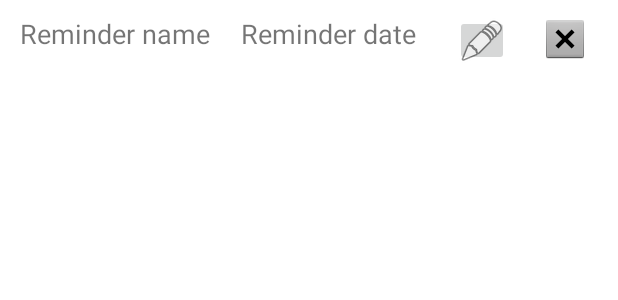
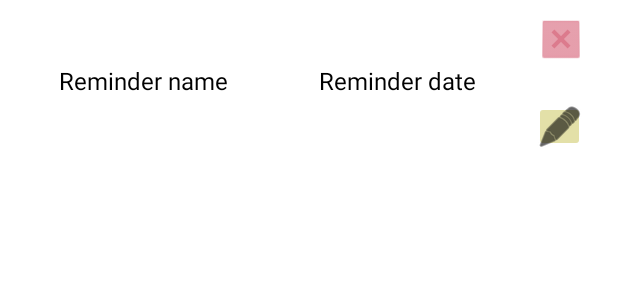
Before and after one commit to Riczu444/Reminder, an Android app: the layout row_items.xml on its own in the app's theme, with its tools: preview values and no code run, on a phone screen of 412 x 824 dp. Shown: the top 300 px of the screen. Run offline under Robolectric (Android 15) with nearby library versions, the phone set to English and light mode, and no system bars.

Commit message:
Add Homework 2

```diff
--- a/app/src/main/java/com/example/reminder/Constants.kt
+++ b/app/src/main/java/com/example/reminder/Constants.kt
@@ -1,5 +1,6 @@
 package com.example.reminder
 
+// Constant value for Firebase reminder item
 object Constants {
     const val FIREBASE_ITEM: String = "reminder_item"
 }
--- a/app/src/main/java/com/example/reminder/MainPage.kt
+++ b/app/src/main/java/com/example/reminder/MainPage.kt
@@ -1,5 +1,6 @@
 package com.example.reminder
 
+import android.annotation.SuppressLint
 import android.app.AlertDialog
 import android.app.DatePickerDialog
 import android.app.TimePickerDialog
@@ -74,6 +75,7 @@ class MainPage : AppCompatActivity(), ReminderRowListener {
     }
 
 
+    @SuppressLint("SimpleDateFormat")
     private fun setReminder(){
         val builder: AlertDialog.Builder = AlertDialog.Builder(this)
         builder.setTitle("Give a name for reminder")
@@ -100,6 +102,9 @@ class MainPage : AppCompatActivity(), ReminderRowListener {
                     reminderItem.message = remainderName
                     reminderItem.reminder_time = date.plus(" ").plus(time)
                     reminderItem.creator_id = auth!!.uid
+                    val sdf = SimpleDateFormat("dd.M.yyyy hh:mm")
+                    val currentDate = sdf.format(Date())
+                    reminderItem.creation_time = currentDate
                     val newItem = this.databaseReference.child(Constants.FIREBASE_ITEM).push()
                     reminderItem.object_id = newItem.key
                     newItem.setValue(reminderItem)
@@ -236,7 +241,7 @@ class MainPage : AppCompatActivity(), ReminderRowListener {
     }
 
     private fun getDatabaseReference(itemObjectId: String): DatabaseReference {
-        // Add listener for items changed or removed after to do list is created
+        // Add listener for items changed or removed after reminder list is created
         this.databaseReference.orderByKey().addListenerForSingleValueEvent(this.itemListener)
         return this.databaseReference.child(Constants.FIREBASE_ITEM).child(itemObjectId)
     }
--- a/app/src/main/java/com/example/reminder/Reminder.kt
+++ b/app/src/main/java/com/example/reminder/Reminder.kt
@@ -1,5 +1,7 @@
 package com.example.reminder
 
+
+// Class for Reminder, which is used to storage several information for user, notification etc.
 class Reminder {
     companion object Factory {
         fun create(): Reminder = Reminder()
--- a/app/src/main/res/layout/row_items.xml
+++ b/app/src/main/res/layout/row_items.xml
@@ -13,37 +13,48 @@
         android:layout_height="wrap_content"
         android:layout_alignParentEnd="true"
         android:layout_alignParentRight="true"
-        android:layout_marginEnd="9dp"
-        android:layout_marginRight="9dp"
+        android:layout_marginEnd="12dp"
+        android:layout_marginRight="12dp"
         android:background="@android:color/transparent"
         android:gravity="end"
+        android:tint="#DC7B8D"
         app:srcCompat="@android:drawable/btn_dialog" />
 
     <ImageButton
         android:id="@+id/ib_edit_reminder"
-        android:layout_width="36dp"
+        android:layout_width="34dp"
         android:layout_height="34dp"
-        android:layout_marginEnd="21dp"
-        android:layout_toStartOf="@+id/ib_remove_reminder"
+        android:layout_below="@+id/ib_remove_reminder"
+        android:layout_alignParentEnd="true"
+        android:layout_marginTop="25dp"
+        android:layout_marginEnd="12dp"
+        android:backgroundTint="#E3E0A8"
+        android:tint="#000000"
         app:srcCompat="@android:drawable/ic_menu_edit" />
 
     <TextView
         android:id="@+id/tv_reminder_date"
-        android:layout_width="wrap_content"
-        android:layout_height="34dp"
-        android:layout_marginEnd="26dp"
+        android:layout_width="138dp"
+        android:layout_height="43dp"
+        android:layout_alignParentTop="true"
+        android:layout_marginTop="22dp"
+        android:layout_marginEnd="22dp"
         android:layout_toStartOf="@+id/ib_edit_reminder"
+        android:gravity="center"
         android:text="Reminder date"
-        android:textSize="18sp" />
+        android:textColor="@color/black"
+        android:textSize="16sp" />
 
     <TextView
         android:id="@+id/tv_reminder_name"
-        android:layout_width="132dp"
-        android:layout_height="34dp"
+        android:layout_width="171dp"
+        android:layout_height="87dp"
         android:layout_marginEnd="15dp"
+        android:gravity="center"
         android:layout_toStartOf="@+id/tv_reminder_date"
         android:text="Reminder name"
-        android:textSize="18sp" />
+        android:textColor="@color/black"
+        android:textSize="16sp" />
 
 
 </RelativeLayout>
```
